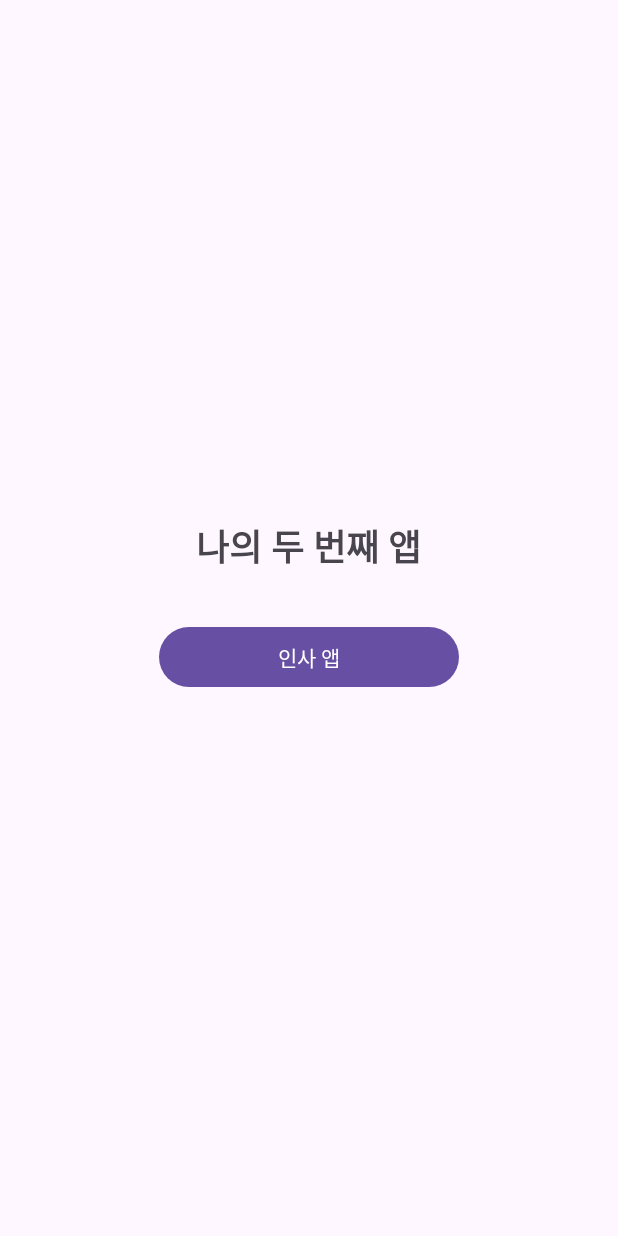
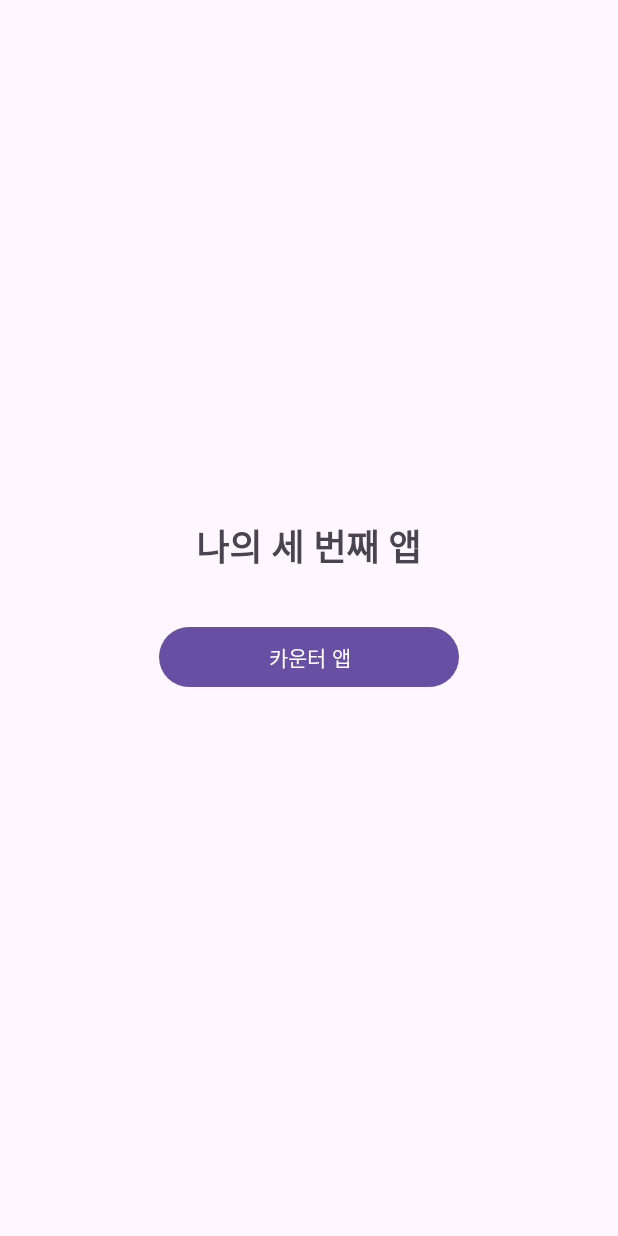
Before and after one commit to voidgogo/kotlin-2025a, an Android app: the screen it shows after launch (MainActivity), on a phone screen of 412 x 824 dp. Run offline under Robolectric (Android 15) with nearby library versions, the phone set to English and light mode, and no system bars.

Commit message:
week05 : Counter App v0.1

```diff
--- a/AppWeek04/app/src/main/AndroidManifest.xml
+++ b/AppWeek04/app/src/main/AndroidManifest.xml
@@ -21,7 +21,7 @@
             </intent-filter>
         </activity>
         <activity
-            android:name=".GreetingActivity"
+            android:name=".CounterActivity"
             android:exported="false" />
     </application>
 
--- a/AppWeek04/app/src/main/java/com/appweek04/MainActivity.kt
+++ b/AppWeek04/app/src/main/java/com/appweek04/MainActivity.kt
@@ -10,10 +10,14 @@ class MainActivity : AppCompatActivity() {
         super.onCreate(savedInstanceState)
         setContentView(R.layout.activity_main)
 
-        val buttonColor = findViewById<Button>(R.id.buttonGreet)
+//        val buttonColor = findViewById<Button>(R.id.buttonGreet)
+        val buttonCounter = findViewById<Button>(R.id.buttonCounter)
 
-        buttonColor.setOnClickListener {
-            startActivity(Intent(this, GreetingActivity::class.java))
+//        buttonColor.setOnClickListener {
+//            startActivity(Intent(this, GreetingActivity::class.java))
+//        }
+        buttonCounter.setOnClickListener {
+            startActivity(Intent(this, CounterActivity::class.java))
         }
     }
 }
--- a/AppWeek04/app/src/main/res/layout/activity_main.xml
+++ b/AppWeek04/app/src/main/res/layout/activity_main.xml
@@ -9,16 +9,16 @@
     <TextView
         android:layout_width="wrap_content"
         android:layout_height="wrap_content"
-        android:text="나의 두 번째 앱"
+        android:text="나의 세 번째 앱"
         android:textSize="24sp"
         android:textStyle="bold"
         android:layout_marginBottom="32dp"/>
 
     <Button
-        android:id="@+id/buttonGreet"
+        android:id="@+id/buttonCounter"
         android:layout_width="200dp"
         android:layout_height="wrap_content"
-        android:text="인사 앱"
+        android:text="카운터 앱"
         android:layout_marginBottom="16dp"/>
 
 </LinearLayout>
```
Also changed, not shown: AppWeek04/app/src/main/java/com/appweek04/CounterActivity.kt (added, +35 -0 lines), AppWeek04/app/src/main/res/layout/activity_counter.xml (added, +56 -0 lines).
